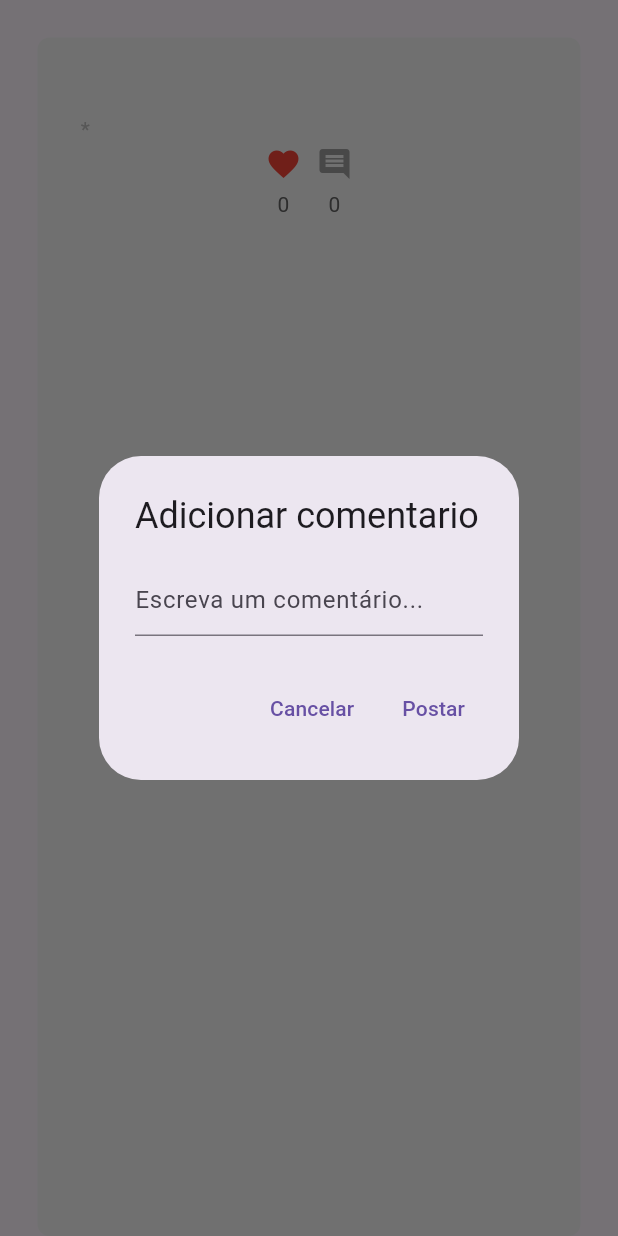
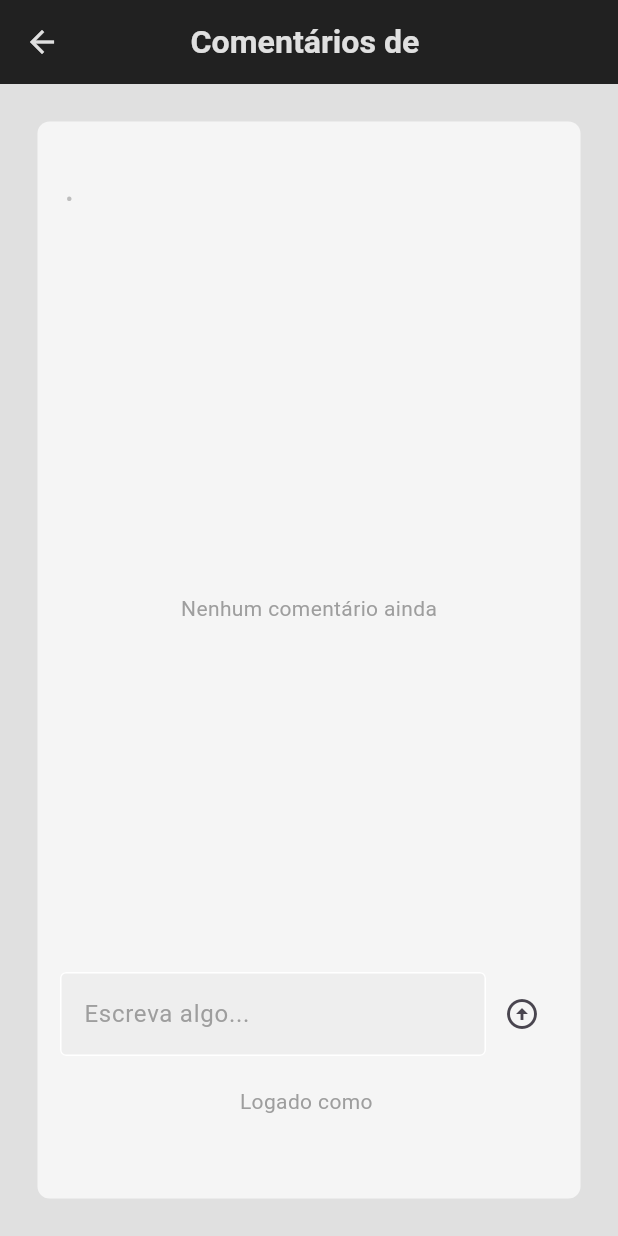
Before and after one commit to RyanP0612/ativExtensao2, a Flutter app: the LeticiaLindaPost widget shown alone on an empty page, opened directly with empty values, after a tap on the "favorite outline" icon, after a tap on the "comment" icon, on a phone screen of 412 x 824 dp. Run offline on Flutter 3.47's test engine with Material 3 defaults, Android fonts, the phone set to English and light mode, and no system bars; our stand-ins replace cloud_firestore, firebase_auth, firebase_core, google_fonts; accounts and stored records are empty.

Commit message:
DELETE POST + COMENTARIOS_PAGE

```diff
--- /dev/null
+++ b/app_base/lib/components/delete_button.dart
@@ -0,0 +1,14 @@
+import 'package:flutter/material.dart';
+
+class DeleteButton extends StatelessWidget {
+  final void Function()? onTap;
+  const DeleteButton({super.key,required this.onTap});
+
+  @override
+  Widget build(BuildContext context) {
+    return GestureDetector(
+      onTap: onTap,
+      child: const Icon(Icons.cancel, color: Colors.grey,),
+    );
+  }
+}
--- a/app_base/lib/components/wall_post.dart
+++ b/app_base/lib/components/wall_post.dart
@@ -1,7 +1,9 @@
 import 'package:app_base/components/comment.dart';
 import 'package:app_base/components/comment_button.dart';
+import 'package:app_base/components/delete_button.dart';
 import 'package:app_base/components/like_button.dart';
 import 'package:app_base/helper/helper_methods.dart';
+import 'package:app_base/pages/comments_page.dart';
 import 'package:cloud_firestore/cloud_firestore.dart';
 import 'package:firebase_auth/firebase_auth.dart';
 import 'package:firebase_core/firebase_core.dart';
@@ -14,13 +16,15 @@ class LeticiaLindaPost extends StatefulWidget {
   final String time;
   final String postId;
   final List<String> likes;
+  final QueryDocumentSnapshot<Map<String, dynamic>> teste;
 
   const LeticiaLindaPost(
       {super.key,
       required this.message,
       required this.user,
       required this.postId,
-      required this.likes, required this.time});
+      required this.likes,
+      required this.time, required this.teste});
 
   @override
   State<LeticiaLindaPost> createState() => _LeticiaLindaPostState();
@@ -67,51 +71,64 @@ class _LeticiaLindaPostState extends State<LeticiaLindaPost> {
     }
   }
 
-// adicionar comentario
-  void addComment(String commentText) {
-    FirebaseFirestore.instance
-        .collection("User Post")
-        .doc(widget.postId)
-        .collection('Comments')
-        .add({
-      "CommentText": commentText,
-      "CommentedBy": currentUser.email,
-      "CommentTime": Timestamp.now() //lembrar de formatar no dispray
-    });
+void Comment(){
+
 }
 
-// show a dialog box
-  void showCommentDialog() {
+// adicionar comentario
+
+ void deletePost() {
+  // Exibe o diálogo de confirmação antes de deletar o post
   showDialog(
     context: context,
     builder: (context) => AlertDialog(
-              title: Text("Adicionar comentario"),
-              content: TextField(
-                controller: _commentTextController,
-                decoration:
-                    InputDecoration(hintText: "Escreva um comentário..."),
+      title: const Text("Deletar post"),
+      content: const Text("Você tem certeza que quer deletar sua postagem?"),
+      actions: [
+        // Botão de cancelar
+        TextButton(
+          onPressed: () => Navigator.pop(context),
+          child: Text("Cancelar"),
         ),
-              actions: [
-                // cancel button
+        // Botão de deletar
         TextButton(
-                    onPressed: () {
+          onPressed: () async {
+            // Exclui os comentários primeiro no Firebase
+            final commentDocs = await FirebaseFirestore.instance
+                .collection("User Post")
+                .doc(widget.postId)
+                .collection("Comments")
+                .get();
+
+            for (var doc in commentDocs.docs) {
+              await FirebaseFirestore.instance
+                  .collection("User Post")
+                  .doc(widget.postId)
+                  .collection("Comments")
+                  .doc(doc.id)
+                  .delete();
+            }
+
+            // Após excluir os comentários, exclua o post
+            await FirebaseFirestore.instance
+                .collection("User Post")
+                .doc(widget.postId)
+                .delete()
+                .then((value) {
+              print("Post deletado");
+              // Saia do diálogo após a exclusão do post
               Navigator.pop(context);
+            }).catchError((error) {
+              print("Falha ao deletar o post: $error");
+            });
+          },
+          child: Text("Deletar"),
+        ),
+      ],
+    ),
+  );
+}
 
-                      _commentTextController.clear();
-
-                    },
-                    child: Text("Cancelar")),
-                // save button
-                TextButton(
-                    onPressed: () {
-                       Navigator.pop(context);
-                      addComment(_commentTextController.text);
-                      _commentTextController.clear();
-                    },
-                    child: Text("Postar")),
-              ],
-            ));
-  }
 
   @override
   Widget build(BuildContext context) {
@@ -124,6 +141,11 @@ class _LeticiaLindaPostState extends State<LeticiaLindaPost> {
         crossAxisAlignment: CrossAxisAlignment.start,
         children: [
           // mensagem e email do usuario
+          Row(
+            mainAxisAlignment: MainAxisAlignment.spaceBetween,
+            crossAxisAlignment: CrossAxisAlignment.start,
+            children: [
+              // grupo de texto (message + user email)
               Column(
                 crossAxisAlignment: CrossAxisAlignment.start,
                 children: [
@@ -133,11 +155,26 @@ class _LeticiaLindaPostState extends State<LeticiaLindaPost> {
                   ),
                   Row(
                     children: [
-            Text(widget.user, style: TextStyle(color: Colors.grey[400]),),
-            Text(" * ", style: TextStyle(color: Colors.grey[400]),),
-            Text(widget.time, style: TextStyle(color: Colors.grey[400]),),
+                      Text(
+                        widget.user,
+                        style: TextStyle(color: Colors.grey[400]),
+                      ),
+                      Text(
+                        " * ",
+                        style: TextStyle(color: Colors.grey[400]),
+                      ),
+                      Text(
+                        widget.time,
+                        style: TextStyle(color: Colors.grey[400]),
+                      ),
                     ],
                   )
+                ],
+              ),
+              // so o dono do post consegue deletar o post
+
+              if (widget.user == currentUser.email)
+                DeleteButton(onTap: deletePost)
             ],
           ),
           SizedBox(
@@ -169,65 +206,66 @@ class _LeticiaLindaPostState extends State<LeticiaLindaPost> {
               Column(
                 children: [
 // comment button
-                  CommentButton(onTap: showCommentDialog),
+                  CommentButton(onTap: (){
+                          Navigator.push(
+  context,
+  MaterialPageRoute(
+    builder: (context) => CommentsPage(
+      postId: widget.postId,
+      user: widget.user,
+      time: widget.time,
+      message: widget.message,
+    ),
+  ),
+);
+                  }),
                   const SizedBox(
                     height: 5,
                   ),
 // comment count
-                  Text(
-                    widget.likes.length.toString(),
+StreamBuilder(
+  // Define o fluxo de dados que o StreamBuilder irá escutar
+  stream: FirebaseFirestore.instance
+      .collection("User Post") // Acessa a coleção chamada "User Post"
+      .doc(widget.postId)
+      .collection("Comments")
+      .snapshots(), // Retorna um fluxo de atualizações em tempo real
+  builder: (context, snapshot) {
+    // Verifica se o snapshot contém dados
+    if (snapshot.hasData) {
+      // Conta o número de comentários (documentos na coleção "Comments")
+      int commentCount = snapshot.data!.docs.length;
+
+
+          return Text(
+           "$commentCount",
            style: TextStyle(color: Colors.grey[700]),
+                  );
+
+
+    } else if (snapshot.hasError) {
+      return Center(
+        child: Text("Erro: ${snapshot.error.toString()}"),
+      );
+    }
+    return const Center(
+      child: CircularProgressIndicator(), // Exibe um loading enquanto os dados estão sendo carregados
+    );
+  },
 ),
+
                 ],
               ),
             ],
           ),
-          const SizedBox(height: 20,),
+          const SizedBox(
+            height: 20,
+          ),
 
           // comments
-          StreamBuilder<QuerySnapshot>(
-            // Cria um StreamBuilder que escuta alterações em uma coleção do Firestore.
-            stream: FirebaseFirestore.instance
-                .collection("User Post")
-                .doc(widget.postId)
-                .collection("Comments")
-                .orderBy("CommentTime",
-                    descending:
-                        true) // Ordena os comentários pelo campo "CommentTime" em ordem decrescente.
-                .snapshots(), // Escuta as alterações na coleção e fornece um stream de dados.
-            builder: (context, snapshot) {
-              // O builder constrói a interface com base no estado do snapshot.
-              // Mostra um círculo de carregamento enquanto os dados estão sendo carregados.
-              if (!snapshot.hasData) {
-                return Center(
-                  child:
-                      CircularProgressIndicator(), // Mostra um indicador de progresso centralizado.
-                );
-              }
 
-              // Retorna uma ListView com os comentários carregados.
-              return ListView(
-                shrinkWrap:
-                    true, // Reduz o tamanho da ListView ao mínimo necessário.
-                physics:
-                    const NeverScrollableScrollPhysics(), // Desativa a rolagem da ListView.
-                children: snapshot.data!.docs.map((doc) {
-                  // Mapeia cada documento (comentário) retornado.
-                  // Obtém os dados do comentário como um mapa.
-                  final commentData = doc.data() as Map<String, dynamic>;
 
-                  // Retorna o widget de comentário com os dados formatados.
-                  return Comment(
-                      text: commentData["CommentText"], // Texto do comentário.
-                      user: commentData[
-                          "CommentedBy"], // Usuário que fez o comentário.
-                      time: formatDate(commentData[
-                          "CommentTime"]) // Formata o tempo do comentário.
-                      );
-                }).toList(), // Converte o Iterable em uma lista.
-              );
-            },
-          )
+
         ],
       ),
     );
--- /dev/null
+++ b/app_base/lib/pages/comments_page.dart
@@ -0,0 +1,223 @@
+import 'package:app_base/components/comment.dart';
+import 'package:app_base/components/text_field.dart';
+import 'package:app_base/helper/helper_methods.dart';
+import 'package:cloud_firestore/cloud_firestore.dart';
+import 'package:firebase_auth/firebase_auth.dart';
+import 'package:flutter/material.dart';
+class CommentsPage extends StatefulWidget {
+  final String postId;
+  final String message;
+  final String user;
+  final String time;
+
+  CommentsPage({
+    super.key,
+    required this.postId,
+    required this.user,
+    required this.time,
+    required this.message,
+  });
+
+  @override
+  State<CommentsPage> createState() => _CommentsPageState();
+}
+
+class _CommentsPageState extends State<CommentsPage> {
+ final currentUser = FirebaseAuth.instance.currentUser!;
+  bool isLiked = false;
+    final textController = TextEditingController();
+
+
+  @override
+
+  final _commentTextController = TextEditingController();
+   void addComment(String commentText) {
+    FirebaseFirestore.instance
+        .collection("User Post")
+        .doc(widget.postId)
+        .collection('Comments')
+        .add({
+      "CommentText": commentText,
+      "CommentedBy": currentUser.email,
+      "CommentTime": Timestamp.now() //lembrar de formatar no dispray
+    });
+  }
+
+// show a dialog box
+  void showCommentDialog() {
+    showDialog(
+        context: context,
+        builder: (context) => AlertDialog(
+              title: Text("Adicionar comentario"),
+              content: TextField(
+                controller: _commentTextController,
+                decoration:
+                    InputDecoration(hintText: "Escreva um comentário..."),
+              ),
+              actions: [
+                // cancel button
+                TextButton(
+                    onPressed: () {
+                      Navigator.pop(context);
+
+                      _commentTextController.clear();
+                    },
+                    child: Text("Cancelar")),
+                // save button
+                TextButton(
+                    onPressed: () {
+                      Navigator.pop(context);
+                      addComment(_commentTextController.text);
+                      _commentTextController.clear();
+                    },
+                    child: Text("Postar")),
+              ],
+            ));
+  }
+    @override
+  Widget build(BuildContext context) {
+    return Scaffold(
+     backgroundColor:  Colors.grey[300],
+      appBar: AppBar(
+         backgroundColor: Colors.grey[900],
+        centerTitle: true,
+        title: Text(
+          "Comentários de ${widget.user.split('@')[0]}",
+          style:
+              TextStyle(color: Colors.grey[300], fontWeight: FontWeight.bold, fontSize: MediaQuery.of(context).size.height * 0.026,
+        ),),
+
+        actions: [],
+
+        foregroundColor: Colors.grey[300], //cor do drawer / gaveta
+      ),
+      body:
+
+
+          Container(
+            decoration: BoxDecoration(
+              color: Colors.grey[100],
+              borderRadius: BorderRadius.circular(8),
+            ),
+            margin: EdgeInsets.all(25),
+            padding: EdgeInsets.all(15),
+
+            child: Column(
+              crossAxisAlignment: CrossAxisAlignment.start,
+              children: [
+                // Mensagem e informações do usuário
+                Row(
+                  mainAxisAlignment: MainAxisAlignment.spaceBetween,
+                  crossAxisAlignment: CrossAxisAlignment.start,
+                  children: [
+                    // Texto da mensagem e do usuário
+                    Column(
+                      crossAxisAlignment: CrossAxisAlignment.start,
+                      children: [
+                        Text(widget.message),
+                        SizedBox(height: 5),
+                        Row(
+                          children: [
+                            Text(
+                              widget.user,
+                              style: TextStyle(color: Colors.grey[400]),
+                            ),
+                            Text(
+                              " • ",
+                              style: TextStyle(color: Colors.grey[400]),
+                            ),
+                            Text(
+                              widget.time,
+                              style: TextStyle(color: Colors.grey[400]),
+                            ),
+                          ],
+                        )
+                      ],
+                    ),
+                  ],
+                ),
+                SizedBox(height: 20), // Espaçamento entre a mensagem e os comentários
+
+                // StreamBuilder para exibir os comentários
+                Expanded(
+                  child: StreamBuilder<QuerySnapshot>(
+                    stream: FirebaseFirestore.instance
+                        .collection("User Post")
+                        .doc(widget.postId)
+                        .collection("Comments")
+                        .orderBy("CommentTime", descending: true)
+                        .snapshots(),
+                    builder: (context, snapshot) {
+                      if (!snapshot.hasData) {
+                        return Center(child: CircularProgressIndicator());
+                      }
+
+                      // Verifica se há comentários
+                      if (snapshot.data!.docs.isEmpty) {
+                        return Center(
+                          child: Text(
+                            "Nenhum comentário ainda",
+                            style: TextStyle(color: Colors.grey[500]),
+                          ),
+                        );
+                      }
+
+                      // Exibe a lista de comentários
+                      return ListView.builder(
+                        itemCount: snapshot.data!.docs.length,
+                        itemBuilder: (context, index) {
+                          final commentData =
+                              snapshot.data!.docs[index].data() as Map<String, dynamic>;
+
+                          return Comment(
+                            text: commentData["CommentText"],
+                            user: commentData["CommentedBy"],
+                            time: formatDate(commentData["CommentTime"]),
+                          );
+                        },
+                      );
+                    },
+                  ),
+                ),
+                  Row(
+                    children: [
+                      // textfield
+
+                      Expanded(
+                          child: MyTextField(
+                              controller: textController,
+                              hintText: "Escreva algo...",
+                              obscureText: false)),
+
+                      //  postbutton
+                      IconButton(
+                       onPressed: () {
+            addComment(textController.text);
+            textController.clear();
+          },
+
+                          icon: Icon(Icons.arrow_circle_up)),
+                    ],
+                  ),
+
+
+                // logado como
+                Padding(
+                  padding: const EdgeInsets.only(top: 20.0),
+                  child: Center(
+                    child: Text(
+                      "Logado como ${currentUser.email}",
+                      style: TextStyle(color: Colors.grey),
+                    ),
+                  ),
+                ),
+                const SizedBox(
+                  height: 40,
+                )
+              ],
+            ),
+
+      ),
+    );
+  }
+}
--- a/app_base/lib/pages/home_page.dart
+++ b/app_base/lib/pages/home_page.dart
@@ -101,13 +101,18 @@ class _HomePageState extends State<HomePage> {
                       itemBuilder: (context, index) {
                         // Obtém o documento do índice atual da lista de documentos
                         final post = snapshot.data!.docs[index];
+
+                        print(post);
+
                         return LeticiaLindaPost(
                           message: post['Message'],
                           user: post["UserEmail"],
                           postId: post.id,
                           likes: List<String>.from(post['Likes'] ?? []),
                           time:formatDate( post["TimeStamp"]),
+                          teste: post,
                         );
+
                         // O retorno do widget para cada item da lista deve ser definido aqui
                       },
                     );
@@ -129,6 +134,7 @@ class _HomePageState extends State<HomePage> {
               child: Row(
                 children: [
                   // textfield
+
                   Expanded(
                       child: MyTextField(
                           controller: textController,
```
Also changed, not shown: 2 other files. Lines whose indentation alone changed are shown as unchanged.
